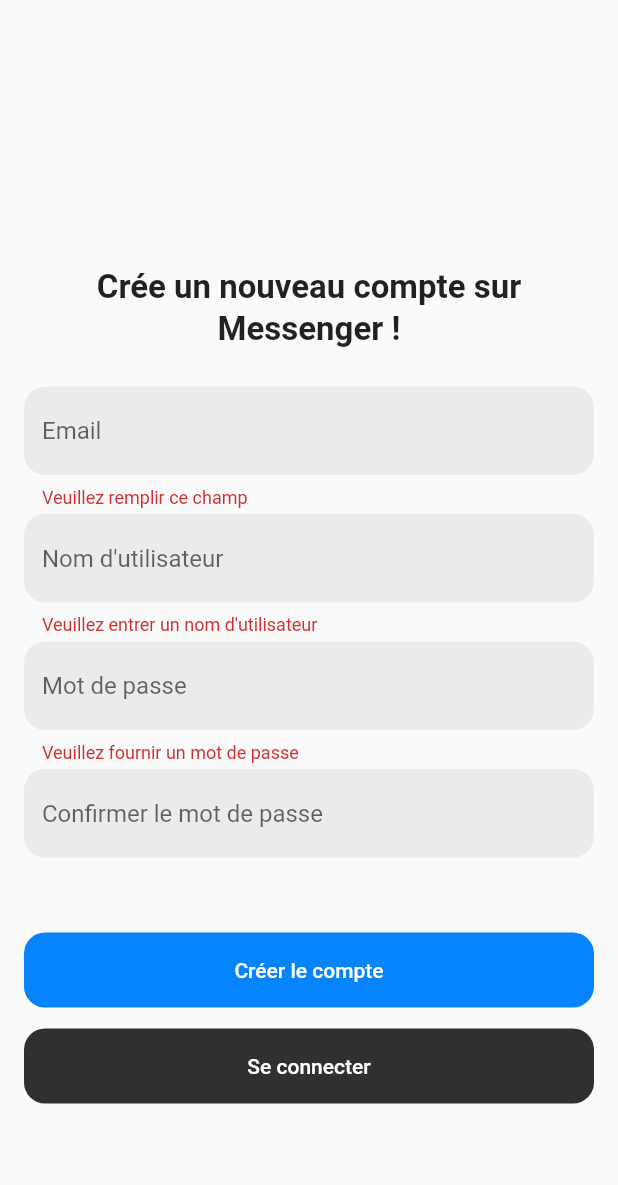
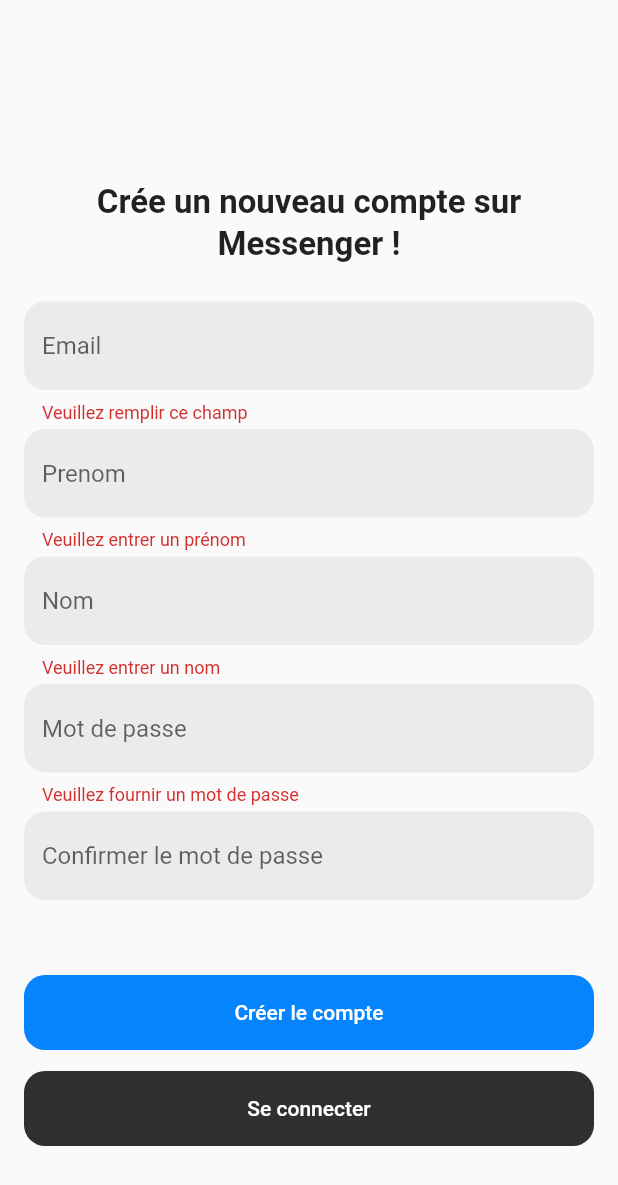
Before and after one commit to lerimeur/FL2-qwerty, a Flutter app: the Register screen opened directly, after a tap on "Créer le compte", on a phone screen of 412 x 824 dp. Shown: the top 1185 px of the screen. Run offline on Flutter 3.47's test engine with Material 2 defaults, Android fonts, the phone set to English and light mode, and no system bars; our stand-ins replace email_validator; network calls fail.

Commit message:
feat: add api call to login register

```diff
--- a/lib/Component/bottom_bar.dart
+++ b/lib/Component/bottom_bar.dart
@@ -32,7 +32,7 @@
   Widget build(BuildContext context) {
     return Scaffold(
       appBar: AppBar(
-        title: Text(context.watch<API>().name),
+        title: Text(context.watch<API>().token),
       ),
       body: Center(
         child: _widgetOptions.elementAt(_selectedIndex),
--- a/lib/Page/login.dart
+++ b/lib/Page/login.dart
@@ -1,6 +1,9 @@
 import 'package:fl2_qwerty_messenger/Component/button.dart';
 import 'package:fl2_qwerty_messenger/Component/input_text.dart';
 import 'package:flutter/material.dart';
+import 'package:provider/provider.dart';
+
+import '../utils.dart';
 
 class Login extends StatefulWidget {
   const Login({super.key});
@@ -27,10 +30,12 @@
 
   void handleLogin() {
     // print('LOG IN $email $password');
+    context.read<API>().signup(email, password);
   }
 
   void goToRegister() {
     // print('Register');
+    Navigator.pop(context);
   }
 
   @override
--- a/lib/Page/register.dart
+++ b/lib/Page/register.dart
@@ -1,7 +1,10 @@
 import 'package:email_validator/email_validator.dart';
 import 'package:fl2_qwerty_messenger/Component/button.dart';
 import 'package:fl2_qwerty_messenger/Component/input_text.dart';
+import 'package:fl2_qwerty_messenger/Page/login.dart';
+import 'package:fl2_qwerty_messenger/utils.dart';
 import 'package:flutter/material.dart';
+import 'package:provider/provider.dart';
 
 class Register extends StatefulWidget {
   const Register({super.key});
@@ -14,18 +17,24 @@
   final GlobalKey<FormState> _formKey = GlobalKey<FormState>();
 
   String email = '';
-  String username = '';
+  String firstname = '';
+  String lastname = '';
   String password = '';
   String confirmPassword = '';
 
   void handleRegister() {
     if (_formKey.currentState!.validate()) {
       // Register here
+      context.read<API>().signin(email, confirmPassword, firstname, lastname);
     }
   }
 
   void goToLogin() {
     // print('Login');
+    Navigator.push(
+      context,
+      MaterialPageRoute(builder: (BuildContext context) => const Login()),
+    );
   }
 
   void setMail(String value) {
@@ -34,9 +43,15 @@
     });
   }
 
-  void setUsername(String value) {
+  void setFirstname(String value) {
     setState(() {
-      username = value;
+      firstname = value;
+    });
+  }
+
+  void setLastname(String value) {
+    setState(() {
+      lastname = value;
     });
   }
 
@@ -62,9 +77,16 @@
     return null;
   }
 
-  String? validateUsername(String? value) {
+  String? validateFirstname(String? value) {
     if (value == null || value.isEmpty) {
-      return "Veuillez entrer un nom d'utilisateur";
+      return "Veuillez entrer un prénom";
+    }
+    return null;
+  }
+
+  String? validateLastname(String? value) {
+    if (value == null || value.isEmpty) {
+      return "Veuillez entrer un nom";
     }
     return null;
   }
@@ -101,10 +123,18 @@
           ),
           const SizedBox(height: 4),
           InputText(
-            validator: validateUsername,
-            hintText: "Nom d'utilisateur",
+            validator: validateFirstname,
+            hintText: "Prenom",
             onChanged: (dynamic value) {
-              setUsername(value);
+              setFirstname(value);
+            },
+          ),
+          const SizedBox(height: 4),
+          InputText(
+            validator: validateLastname,
+            hintText: "Nom",
+            onChanged: (dynamic value) {
+              setLastname(value);
             },
           ),
           const SizedBox(height: 4),
@@ -128,7 +158,7 @@
           const SizedBox(height: 50),
           Button(
             label: 'Créer le compte',
-            onPressed: handleRegister,
+            onPressed: () => handleRegister(),
           ),
           const SizedBox(height: 14),
           Button(
--- a/lib/main.dart
+++ b/lib/main.dart
@@ -1,8 +1,7 @@
+import 'package:fl2_qwerty_messenger/Page/register.dart';
 import 'package:fl2_qwerty_messenger/utils.dart';
 import 'package:flutter/material.dart';
 import 'package:provider/provider.dart';
-
-import 'Component/bottom_bar.dart';
 
 void main() {
   runApp(
@@ -21,7 +20,7 @@
     return const MaterialApp(
       debugShowCheckedModeBanner: false,
       title: 'Flutter Demo',
-      home: MyBottomBar(),
+      home: Register(),
     );
   }
 }
```
Also changed, not shown: lib/Services/api.dart (+2 -7 lines), lib/utils.dart (+54 -3 lines).
